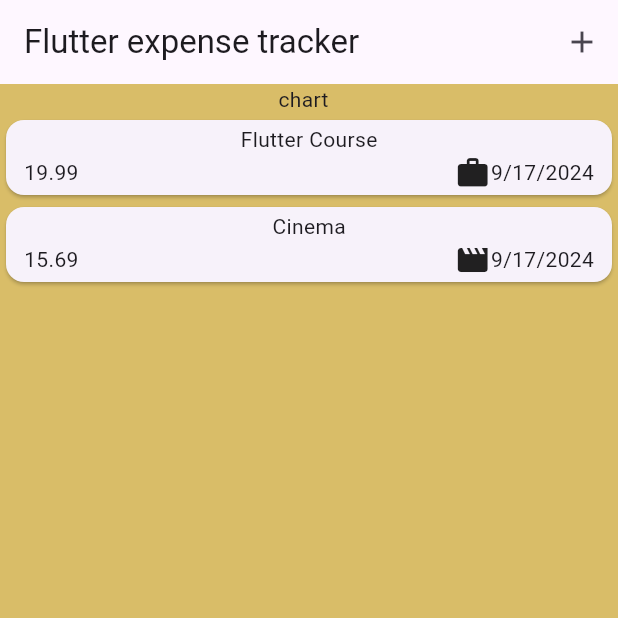
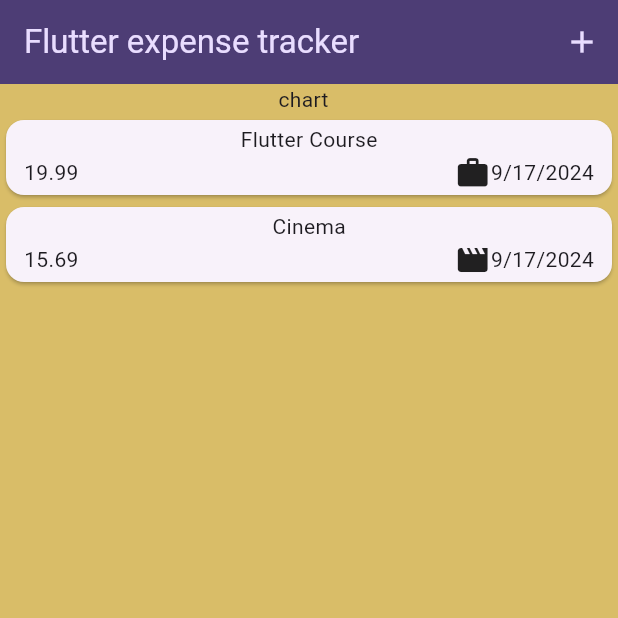
Before and after one commit to sachinsebastian1212/Flutter-expense_tracker, a Flutter app: the screen it shows after launch, on a phone screen of 412 x 824 dp, the top half of it. Run offline on Flutter 3.47's test engine with Material 3 defaults, Android fonts, the phone set to English and light mode, and no system bars.

Commit message:
colorScheme

```diff
--- a/lib/main.dart
+++ b/lib/main.dart
@@ -1,5 +1,7 @@
 import 'package:expense_tracker/widgets/expenses.dart';
 import 'package:flutter/material.dart';
+
+var kColorScheme = ColorScheme.fromSeed(seedColor: const Color.fromARGB(255, 96, 59, 181));
 
 void main() {
   runApp(const MainApp());
@@ -12,13 +14,15 @@ class MainApp extends StatelessWidget {
   Widget build(BuildContext context) {
     return MaterialApp(
       theme: ThemeData().copyWith(
-        scaffoldBackgroundColor: const Color.fromARGB(255, 217, 189, 104)
+        scaffoldBackgroundColor: const Color.fromARGB(255, 217, 189, 104),
+        colorScheme: kColorScheme,
+        appBarTheme: const AppBarTheme().copyWith(
+          backgroundColor: kColorScheme.onPrimaryContainer,
+          foregroundColor: kColorScheme.primaryContainer
+        )
       ),
-      home: const Scaffold(
-        body: Center(
-          child: Expenses()
-        ),
-      ),
-    );
+      home: const Expenses(),
+      );
+
   }
 }
```
